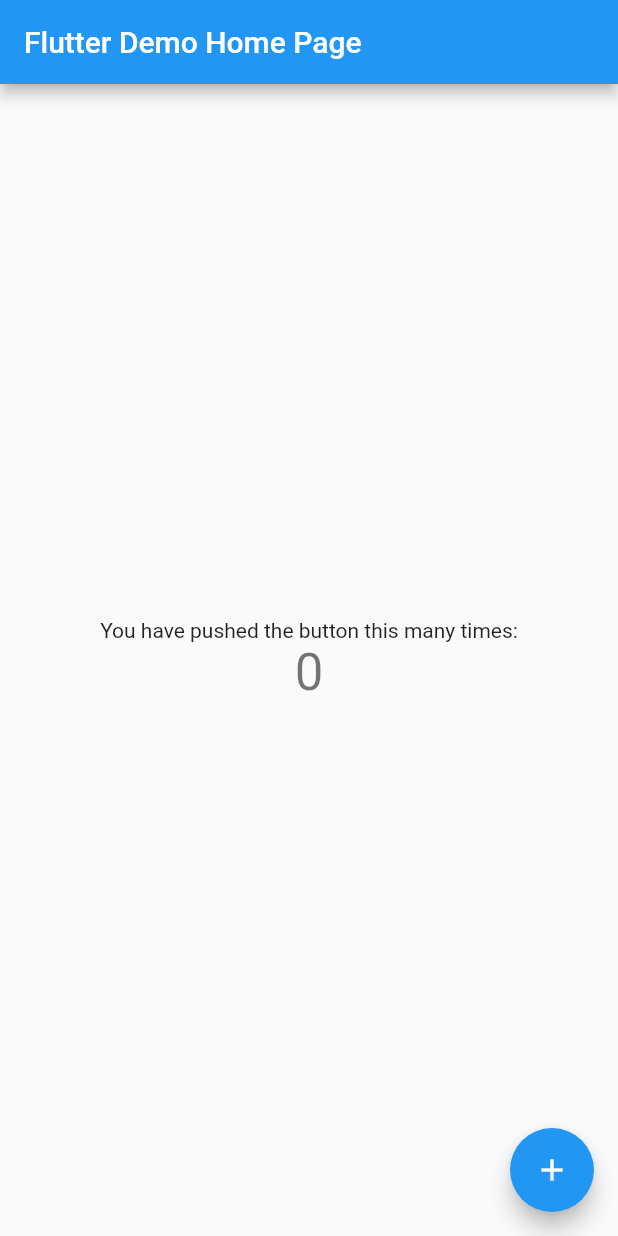
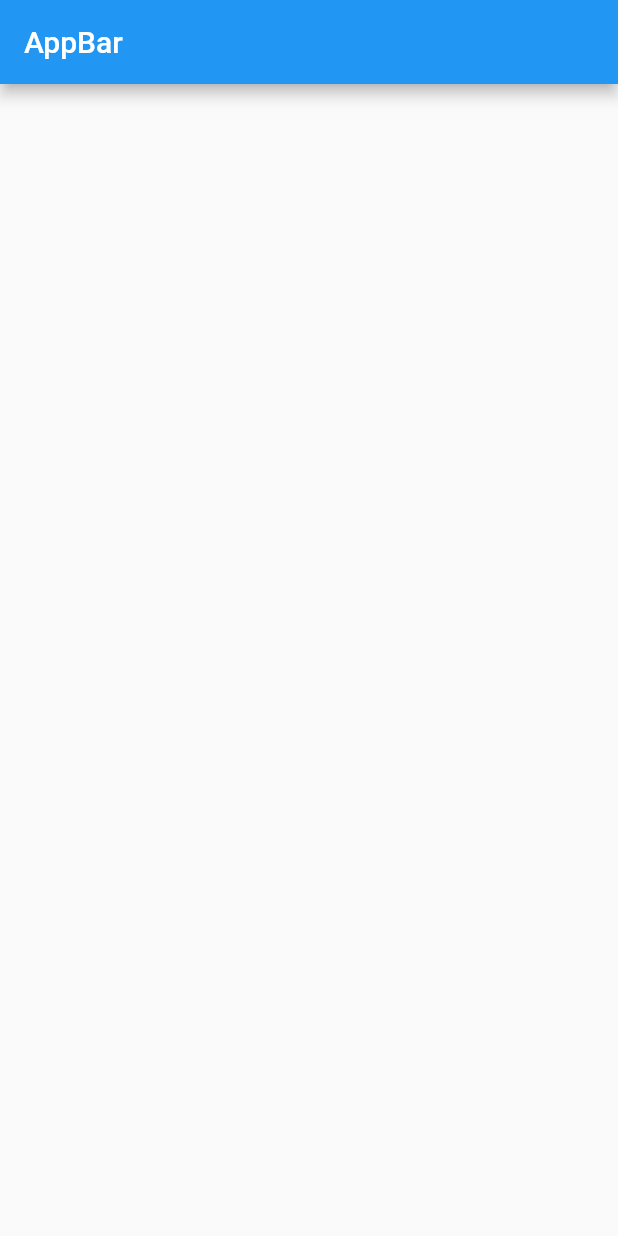
Before and after one commit to vilaphongdouangmala/taskmanagementapplication, a Flutter app: the screen it shows after launch, on a phone screen of 412 x 824 dp. Run offline on Flutter 3.47's test engine with Material 2 defaults, Android fonts, the light colour scheme and no system bars.

Commit message:
second commit

```diff
--- a/lib/main.dart
+++ b/lib/main.dart
@@ -1,115 +1,22 @@
 import 'package:flutter/material.dart';
 
-void main() {
-  runApp(const MyApp());
-}
+main() {
+  return runApp(
+    MaterialApp(
+      home: HomePage(),
+    ),
+  );
+} //ef
 
-class MyApp extends StatelessWidget {
-  const MyApp({Key? key}) : super(key: key);
-
-  // This widget is the root of your application.
+class HomePage extends StatelessWidget {
   @override
   Widget build(BuildContext context) {
-    return MaterialApp(
-      title: 'Flutter Demo',
-      theme: ThemeData(
-        // This is the theme of your application.
-        //
-        // Try running your application with "flutter run". You'll see the
-        // application has a blue toolbar. Then, without quitting the app, try
-        // changing the primarySwatch below to Colors.green and then invoke
-        // "hot reload" (press "r" in the console where you ran "flutter run",
-        // or simply save your changes to "hot reload" in a Flutter IDE).
-        // Notice that the counter didn't reset back to zero; the application
-        // is not restarted.
-        primarySwatch: Colors.blue,
-      ),
-      home: const MyHomePage(title: 'Flutter Demo Home Page'),
+    return Scaffold(
+      //appBar
+      appBar: AppBar(title: const Text("AppBar"), actions: []),
+      //body
+      body: Container(),
     );
-  }
-}
+  } //ef
 
-class MyHomePage extends StatefulWidget {
-  const MyHomePage({Key? key, required this.title}) : super(key: key);
-
-  // This widget is the home page of your application. It is stateful, meaning
-  // that it has a State object (defined below) that contains fields that affect
-  // how it looks.
-
-  // This class is the configuration for the state. It holds the values (in this
-  // case the title) provided by the parent (in this case the App widget) and
-  // used by the build method of the State. Fields in a Widget subclass are
-  // always marked "final".
-
-  final String title;
-
-  @override
-  State<MyHomePage> createState() => _MyHomePageState();
-}
-
-class _MyHomePageState extends State<MyHomePage> {
-  int _counter = 0;
-
-  void _incrementCounter() {
-    setState(() {
-      // This call to setState tells the Flutter framework that something has
-      // changed in this State, which causes it to rerun the build method below
-      // so that the display can reflect the updated values. If we changed
-      // _counter without calling setState(), then the build method would not be
-      // called again, and so nothing would appear to happen.
-      _counter++;
-    });
-  }
-
-  @override
-  Widget build(BuildContext context) {
-    // This method is rerun every time setState is called, for instance as done
-    // by the _incrementCounter method above.
-    //
-    // The Flutter framework has been optimized to make rerunning build methods
-    // fast, so that you can just rebuild anything that needs updating rather
-    // than having to individually change instances of widgets.
-    return Scaffold(
-      appBar: AppBar(
-        // Here we take the value from the MyHomePage object that was created by
-        // the App.build method, and use it to set our appbar title.
-        title: Text(widget.title),
-      ),
-      body: Center(
-        // Center is a layout widget. It takes a single child and positions it
-        // in the middle of the parent.
-        child: Column(
-          // Column is also a layout widget. It takes a list of children and
-          // arranges them vertically. By default, it sizes itself to fit its
-          // children horizontally, and tries to be as tall as its parent.
-          //
-          // Invoke "debug painting" (press "p" in the console, choose the
-          // "Toggle Debug Paint" action from the Flutter Inspector in Android
-          // Studio, or the "Toggle Debug Paint" command in Visual Studio Code)
-          // to see the wireframe for each widget.
-          //
-          // Column has various properties to control how it sizes itself and
-          // how it positions its children. Here we use mainAxisAlignment to
-          // center the children vertically; the main axis here is the vertical
-          // axis because Columns are vertical (the cross axis would be
-          // horizontal).
-          mainAxisAlignment: MainAxisAlignment.center,
-          children: <Widget>[
-            const Text(
-              'You have pushed the button this many times:',
-            ),
-            Text(
-              '$_counter',
-              style: Theme.of(context).textTheme.headline4,
-            ),
-          ],
-        ),
-      ),
-      floatingActionButton: FloatingActionButton(
-        onPressed: _incrementCounter,
-        tooltip: 'Increment',
-        child: const Icon(Icons.add),
-      ), // This trailing comma makes auto-formatting nicer for build methods.
-    );
-  }
-}
+}//ec
```
